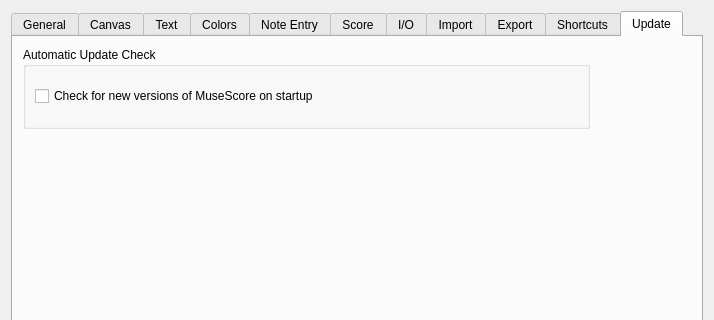
This is mscore/mscore/prefsdialog.ui in musescore/musescore-old as Qt 5 draws it before an edit; both pictures show x 0 to 714 and y 0 to 320 of the 714 by 627 pixel window. The edited form follows.
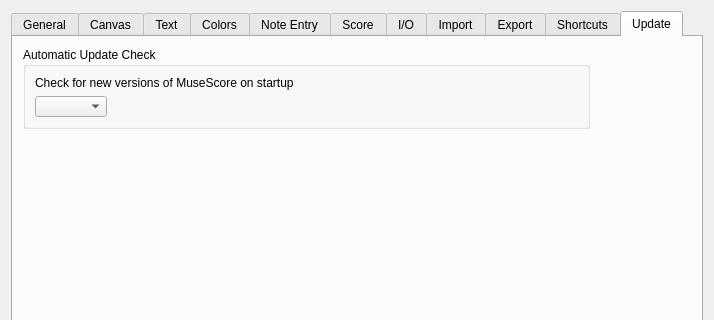
This is the edited form. The open tabs and pages were chosen to show the change. Icons and pictures are not drawn. Custom widgets are drawn as their Qt base class.

Commit message: add frequency preference for automatic update check

```diff
--- a/mscore/mscore/prefsdialog.ui
+++ b/mscore/mscore/prefsdialog.ui
@@ -2199,12 +2199,32 @@
        </property>
        <layout class="QVBoxLayout" name="verticalLayout_8">
         <item>
-         <widget class="QCheckBox" name="checkUpdateStartup">
+         <widget class="QLabel" name="label_8">
           <property name="text">
            <string>Check for new versions of MuseScore on startup</string>
           </property>
          </widget>
         </item>
+        <item>
+         <layout class="QHBoxLayout" name="horizontalLayout_3">
+          <item>
+           <widget class="QComboBox" name="checkUpdateStartup"/>
+          </item>
+          <item>
+           <spacer name="horizontalSpacer_5">
+            <property name="orientation">
+             <enum>Qt::Horizontal</enum>
+            </property>
+            <property name="sizeHint" stdset="0">
+             <size>
+              <width>40</width>
+              <height>20</height>
+             </size>
+            </property>
+           </spacer>
+          </item>
+         </layout>
+        </item>
        </layout>
       </widget>
      </widget>
```
The commit also changes 7 other files.
